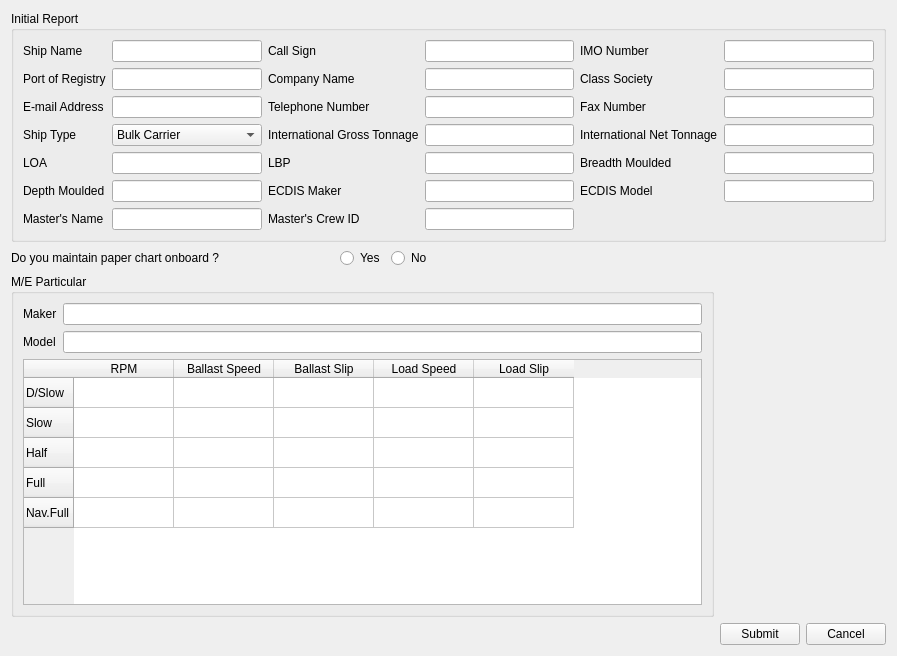
Before: the Qt Designer form QtUi/initialReport.ui in heavenlxj/emgui, drawn with Qt 5.
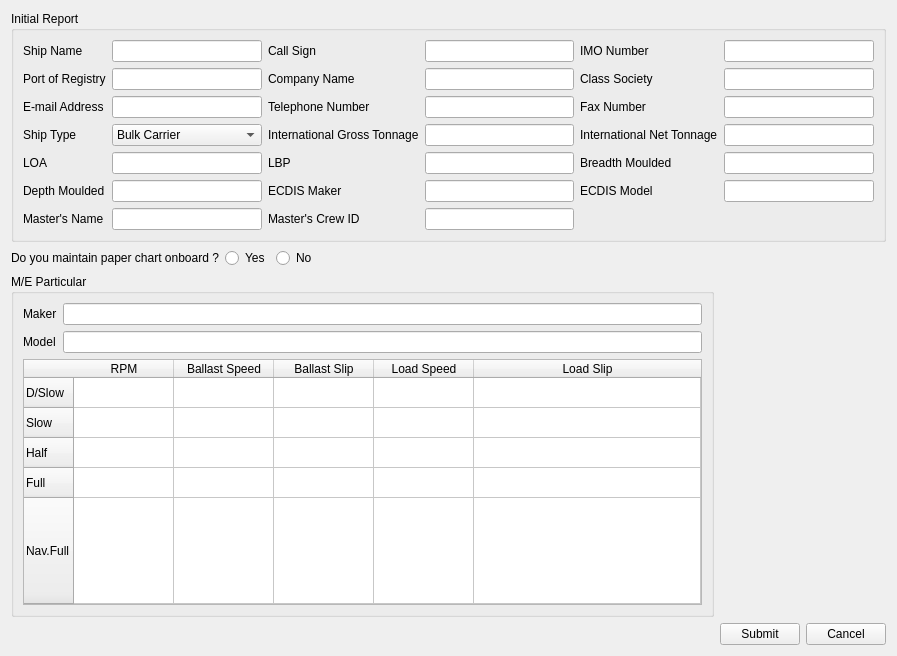
After: the same form once the commit is applied.

Patch:
```diff
--- a/QtUi/initialReport.ui
+++ b/QtUi/initialReport.ui
@@ -394,6 +394,12 @@
     <layout class="QHBoxLayout" name="horizontalLayout_2">
      <item>
       <widget class="QLabel" name="questionLabel">
+       <property name="sizePolicy">
+        <sizepolicy hsizetype="Fixed" vsizetype="Preferred">
+         <horstretch>0</horstretch>
+         <verstretch>0</verstretch>
+        </sizepolicy>
+       </property>
        <property name="text">
         <string>Do you maintain paper chart onboard ?</string>
        </property>
@@ -462,7 +468,10 @@
          <bool>true</bool>
         </attribute>
         <attribute name="horizontalHeaderCascadingSectionResizes">
-         <bool>false</bool>
+         <bool>true</bool>
+        </attribute>
+        <attribute name="horizontalHeaderStretchLastSection">
+         <bool>true</bool>
         </attribute>
         <attribute name="verticalHeaderVisible">
          <bool>true</bool>
@@ -470,6 +479,9 @@
         <attribute name="verticalHeaderHighlightSections">
          <bool>true</bool>
         </attribute>
+        <attribute name="verticalHeaderStretchLastSection">
+         <bool>true</bool>
+        </attribute>
         <row>
          <property name="text">
           <string>D/Slow</string>
```
Left out of the diff: 25 changed lines with no effect on the pictures.
